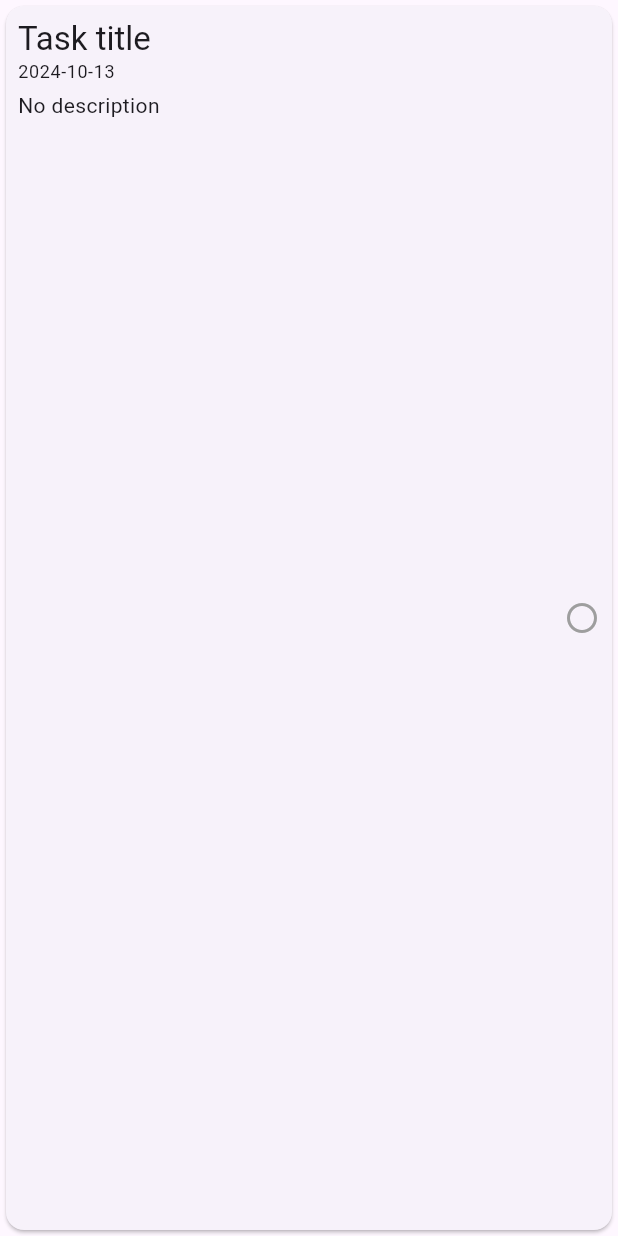
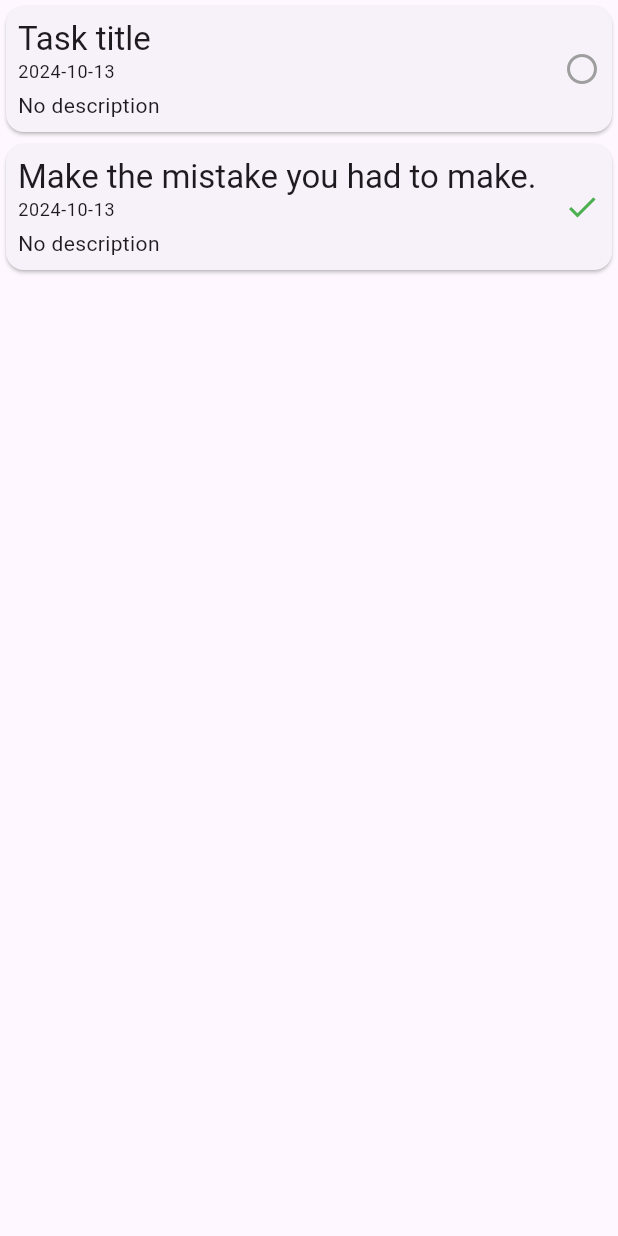
Before and after one commit to talhagozutok/flutter_todo, a Flutter app: the screen it shows after launch, on a phone screen of 412 x 824 dp. Run offline on Flutter 3.47's test engine with Material 3 defaults, Android fonts, the phone set to English and light mode, and no system bars.

Commit message:
TaskListTile widget supports parameters

```diff
--- a/lib/home/view/home_page.dart
+++ b/lib/home/view/home_page.dart
@@ -8,7 +8,22 @@ class HomePage extends StatelessWidget {
   Widget build(BuildContext context) {
     return const Scaffold(
       body: Center(
-        child: TaskListTile(),
+        child: Column(
+          children: [
+            TaskListTile(
+              title: 'Task title',
+              description: 'No description',
+              date: '2024-10-13',
+              isCompleted: false,
+            ),
+            TaskListTile(
+              title: 'Make the mistake you had to make.',
+              description: 'No description',
+              date: '2024-10-13',
+              isCompleted: true,
+            ),
+          ],
+        ),
       ),
     );
   }
--- a/lib/home/widgets/task_list_tile.dart
+++ b/lib/home/widgets/task_list_tile.dart
@@ -1,7 +1,18 @@
 import 'package:flutter/material.dart';
 
 class TaskListTile extends StatelessWidget {
-  const TaskListTile({super.key});
+  final String title;
+  final String date;
+  final String description;
+  final bool isCompleted;
+
+  const TaskListTile({
+    super.key,
+    required this.title,
+    required this.date,
+    required this.description,
+    this.isCompleted = false,
+  });
 
   @override
   Widget build(BuildContext context) {
@@ -18,17 +29,17 @@ class TaskListTile extends StatelessWidget {
                 crossAxisAlignment: CrossAxisAlignment.start,
                 children: [
                   Text(
-                    'Task title',
+                    title,
                     style: textTheme.titleLarge,
                     overflow: TextOverflow.ellipsis,
                   ),
                   Text(
-                    '2024-10-13',
+                    date,
                     style: textTheme.bodySmall,
                   ),
                   const SizedBox(height: 4),
                   Text(
-                    'No description',
+                    description,
                     style: textTheme.bodyMedium,
                     overflow: TextOverflow.ellipsis,
                   ),
@@ -36,10 +47,10 @@ class TaskListTile extends StatelessWidget {
               ),
             ),
             const SizedBox(width: 8),
-            const Icon(
-              Icons.radio_button_off_rounded,
+            Icon(
+              isCompleted ? Icons.done : Icons.radio_button_off_rounded,
               size: 24,
-              color: Colors.grey,
+              color: isCompleted ? Colors.green : Colors.grey,
             ),
           ],
         ),
```
